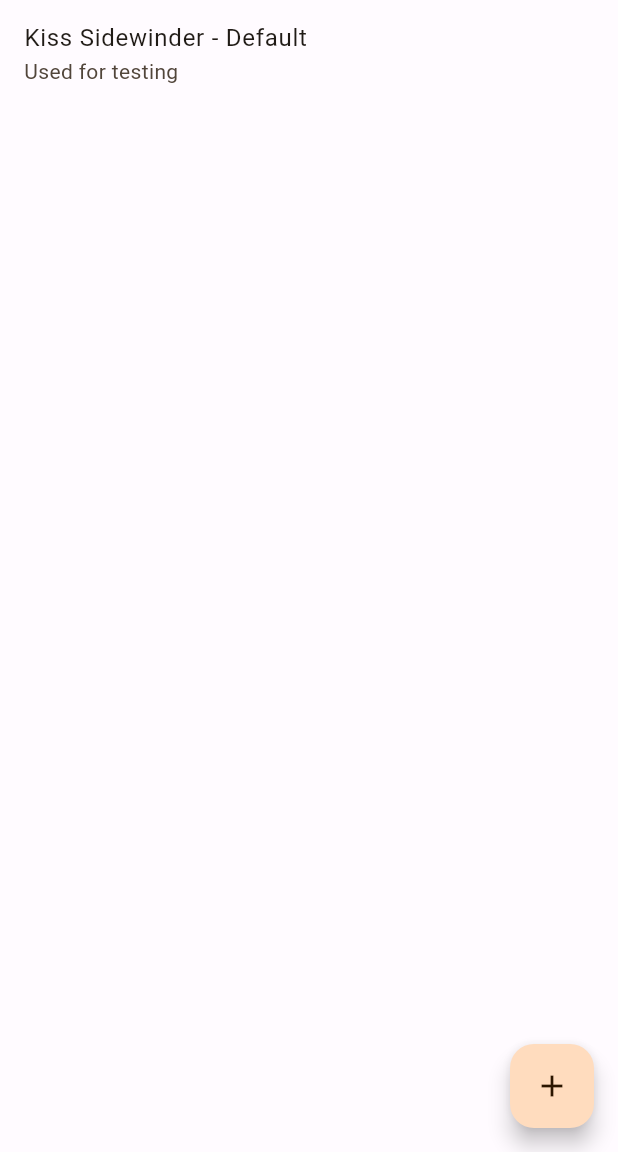
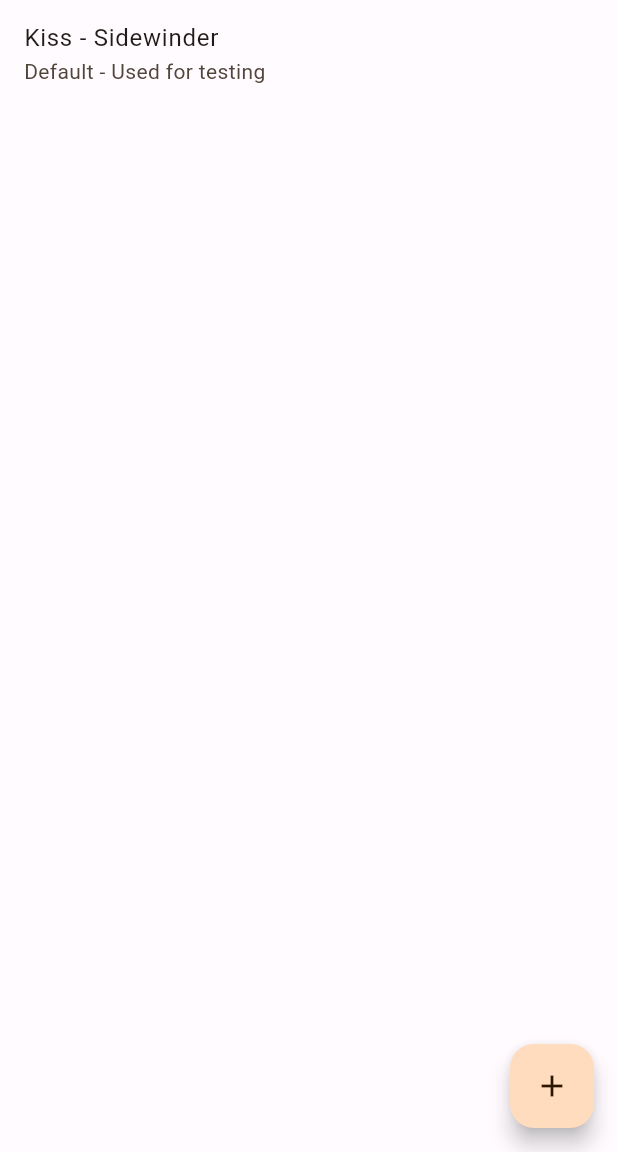
Before and after one commit to rsevero/ccrchecklist, a Flutter app: the screen it shows after launch, after a tap on the "edit" icon, on a phone screen of 412 x 824 dp, the part 84-1236 px from its top. Run offline on Flutter 3.47's test engine with Material 3 defaults, Android fonts, the phone set to English and light mode, and no system bars; our stand-ins replace flutter_mobx, flutter_speed_dial, freezed_annotation, mobx; generated files the repository leaves out were written again.

Commit message:
Including 'rebreatherManufacturer' in templates and checklist and unifying presentation of Template ListTile

```diff
--- a/assets/templates/template1.json
+++ b/assets/templates/template1.json
@@ -1 +1 @@
-{"rebreatherModel":"Kiss Sidewinder","title":"Default","description":"Used for testing","sections":[{"title":"Gathering information","checks":[{"description":"First regular check","secondsTimer":0,"referenceCount":0,"runtimeType":"regular"},{"description":"Second regular check","secondsTimer":210,"referenceCount":3,"runtimeType":"regular"}]},{"title":"Assembly","checks":[{"description":"Another check","secondsTimer":0,"referenceCount":0,"runtimeType":"regular"},{"referenceCount":3,"runtimeType":"linearityStep1"},{"runtimeType":"linearityStep2"}]}]}
+{"rebreatherManufacturer":"Kiss","rebreatherModel":"Sidewinder","title":"Default","description":"Used for testing","sections":[{"title":"Gathering information","checks":[{"description":"First regular check","secondsTimer":0,"referenceCount":0,"runtimeType":"regular"},{"description":"Second regular check","secondsTimer":210,"referenceCount":3,"runtimeType":"regular"}]},{"title":"Assembly","checks":[{"description":"Another check","secondsTimer":0,"referenceCount":0,"runtimeType":"regular"},{"referenceCount":3,"runtimeType":"linearityStep1"},{"runtimeType":"linearityStep2"}]}]}
--- a/lib/data/checklist.dart
+++ b/lib/data/checklist.dart
@@ -9,6 +9,8 @@ part 'checklist.g.dart';
 class Checklist with _$Checklist {
   @JsonSerializable(explicitToJson: true)
   factory Checklist({
+    required String rebreatherManufacturer,
+    required String rebreatherModel,
     required String title,
     required String description,
     required String diverName,
--- a/lib/data/template.dart
+++ b/lib/data/template.dart
@@ -8,6 +8,7 @@ part 'template.g.dart';
 class Template with _$Template {
   @JsonSerializable(explicitToJson: true)
   factory Template({
+    required String rebreatherManufacturer,
     required String rebreatherModel,
     required String title,
     required String description,
@@ -16,6 +17,7 @@ class Template with _$Template {
 
   factory Template.empty() {
     return Template(
+      rebreatherManufacturer: '',
       rebreatherModel: '',
       title: '',
       description: '',
--- a/lib/page/template_editor_list_page.dart
+++ b/lib/page/template_editor_list_page.dart
@@ -1,5 +1,6 @@
 import 'package:ccr_checklist/store/template_editor_store.dart';
 import 'package:ccr_checklist/store/template_list_store.dart';
+import 'package:ccr_checklist/widget/template_list_tile_widget.dart';
 import 'package:flutter/material.dart';
 import 'package:ccr_checklist/page/template_editor_page.dart';
 import 'package:flutter_mobx/flutter_mobx.dart';
@@ -11,7 +12,6 @@ class TemplateEditorListPage extends StatelessWidget {
   @override
   Widget build(BuildContext context) {
     final templateListStore = Provider.of<TemplateListStore>(context);
-    final templateEditorStore = Provider.of<TemplateEditorStore>(context);
 
     return Scaffold(
       appBar: AppBar(
@@ -22,21 +22,16 @@ class TemplateEditorListPage extends StatelessWidget {
         builder: (_) => ListView.builder(
           itemCount: templateListStore.templates.length,
           itemBuilder: (context, index) {
-            return Observer(
-              builder: (_) => ListTile(
-                title: Text(
-                    "${templateListStore.templates[index].rebreatherModel} - ${templateListStore.templates[index].title}"),
-                subtitle: Text(templateListStore.templates[index].description),
-                onTap: () {
-                  templateEditorStore
-                      .setCurrentTemplate(templateListStore.templates[index]);
-                  Navigator.of(context).push(
-                    MaterialPageRoute(
-                      builder: (context) => const TemplateEditorPage(),
-                    ),
-                  );
-                },
-              ),
+            return TemplateListTileWidget(
+              rebreatherManufacturer:
+                  templateListStore.templates[index].rebreatherManufacturer,
+              rebreatherModel:
+                  templateListStore.templates[index].rebreatherModel,
+              title: templateListStore.templates[index].title,
+              description: templateListStore.templates[index].description,
+              onTap: () {
+                _onTapTemplate(context, index);
+              },
             );
           },
         ),
@@ -49,15 +44,31 @@ class TemplateEditorListPage extends StatelessWidget {
     );
   }
 
+  void _onTapTemplate(BuildContext context, int index) {
+    final templateListStore =
+        Provider.of<TemplateListStore>(context, listen: false);
+    final templateEditorStore =
+        Provider.of<TemplateEditorStore>(context, listen: false);
+
+    templateEditorStore.setCurrentTemplate(templateListStore.templates[index]);
+    Navigator.of(context).push(
+      MaterialPageRoute(
+        builder: (context) => const TemplateEditorPage(),
+      ),
+    );
+  }
+
   void _addNewTemplate(BuildContext context) async {
     final templateListStore =
         Provider.of<TemplateListStore>(context, listen: false);
     final templateEditorStore =
         Provider.of<TemplateEditorStore>(context, listen: false);
 
+    final TextEditingController titleController = TextEditingController();
+    final TextEditingController rebreatherManufacturerController =
+        TextEditingController();
     final TextEditingController rebreatherModelController =
         TextEditingController();
-    final TextEditingController titleController = TextEditingController();
     final TextEditingController descriptionController = TextEditingController();
 
     bool confirmed = await showDialog(
@@ -68,6 +79,16 @@ class TemplateEditorListPage extends StatelessWidget {
               content: SingleChildScrollView(
                 child: Column(
                   children: <Widget>[
+                    TextField(
+                      controller: rebreatherManufacturerController,
+                      decoration: const InputDecoration(
+                          hintText: 'Rebreather manufacturer'),
+                      autofocus: true,
+                      textInputAction: TextInputAction
+                          .next, // Move focus to next input on "Enter"
+                      onSubmitted: (_) => FocusScope.of(context)
+                          .requestFocus(FocusNode()), // Optional
+                    ),
                     TextField(
                       controller: rebreatherModelController,
                       decoration:
@@ -117,6 +138,7 @@ class TemplateEditorListPage extends StatelessWidget {
 
     if (confirmed) {
       final newTemplate = templateListStore.addNewTemplate(
+          rebreatherManufacturer: rebreatherManufacturerController.text,
           rebreatherModel: rebreatherModelController.text,
           title: titleController.text,
           description: descriptionController.text);
@@ -128,12 +150,5 @@ class TemplateEditorListPage extends StatelessWidget {
         ),
       );
     }
-
-    // if (!context.mounted) return;
-    // Navigator.of(context).push(
-    //   MaterialPageRoute(
-    //     builder: (context) => const TemplateEditorPage(),
-    //   ),
-    // );
   }
 }
--- a/lib/page/template_list_page.dart
+++ b/lib/page/template_list_page.dart
@@ -2,6 +2,7 @@ import 'package:ccr_checklist/page/checklist_page.dart';
 import 'package:ccr_checklist/page/template_editor_list_page.dart';
 import 'package:ccr_checklist/store/checklist_editor_store.dart';
 import 'package:ccr_checklist/store/template_list_store.dart';
+import 'package:ccr_checklist/widget/template_list_tile_widget.dart';
 import 'package:flutter/material.dart';
 import 'package:flutter_mobx/flutter_mobx.dart';
 import 'package:provider/provider.dart';
@@ -28,15 +29,16 @@ class TemplateListPage extends StatelessWidget {
         builder: (_) => ListView.builder(
           itemCount: templateListStore.templates.length,
           itemBuilder: (context, index) {
-            return Observer(
-              builder: (_) => ListTile(
-                title: Text(
-                    "${templateListStore.templates[index].rebreatherModel} - ${templateListStore.templates[index].title}"),
-                subtitle: Text(templateListStore.templates[index].description),
-                onTap: () {
-                  _onTapTemplate(context, templateListStore, index);
-                },
-              ),
+            return TemplateListTileWidget(
+              rebreatherManufacturer:
+                  templateListStore.templates[index].rebreatherManufacturer,
+              rebreatherModel:
+                  templateListStore.templates[index].rebreatherModel,
+              title: templateListStore.templates[index].title,
+              description: templateListStore.templates[index].description,
+              onTap: () {
+                _onTapTemplate(context, index);
+              },
             );
           },
         ),
@@ -53,8 +55,9 @@ class TemplateListPage extends StatelessWidget {
     );
   }
 
-  void _onTapTemplate(
-      BuildContext context, TemplateListStore templateListStore, int index) {
+  void _onTapTemplate(BuildContext context, int index) {
+    final templateListStore =
+        Provider.of<TemplateListStore>(context, listen: false);
     final checklistEditorStore =
         Provider.of<ChecklistEditorStore>(context, listen: false);
     checklistEditorStore.loadFromTemplate(templateListStore.templates[index]);
--- /dev/null
+++ b/lib/widget/template_list_tile_widget.dart
@@ -0,0 +1,30 @@
+import 'package:flutter/material.dart';
+import 'package:flutter_mobx/flutter_mobx.dart';
+
+class TemplateListTileWidget extends StatelessWidget {
+  final String rebreatherManufacturer;
+  final String rebreatherModel;
+  final String title;
+  final String description;
+  final Function()? onTap;
+
+  const TemplateListTileWidget({
+    super.key,
+    required this.rebreatherManufacturer,
+    required this.rebreatherModel,
+    required this.title,
+    required this.description,
+    required this.onTap,
+  });
+
+  @override
+  Widget build(BuildContext context) {
+    return Observer(
+      builder: (_) => ListTile(
+        title: Text("$rebreatherManufacturer - $rebreatherModel"),
+        subtitle: Text("$title - $description"),
+        onTap: onTap,
+      ),
+    );
+  }
+}
```
Also changed, not shown: lib/page/template_editor_page.dart (+22 -3 lines), lib/store/template_list_store.dart (+7 -4 lines), lib/data/checklist.freezed.dart, lib/data/checklist.g.dart, lib/data/template.freezed.dart, lib/data/template.g.dart, lib/store/template_list_store.g.dart.
